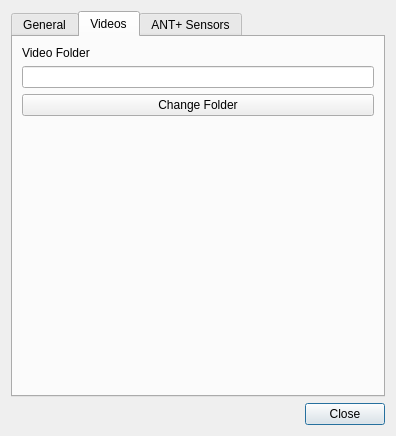
Before: the Qt Designer form mainlib/maingui/settingsdialog.ui in rsippl/big-ring, drawn with Qt 5.
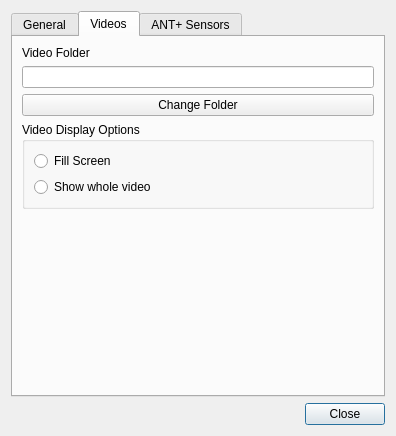
After: the same form once the commit is applied. The open tabs and pages were chosen to show the change.

Commit message: Fix for #64. Aspect ratio for video can be selected from Preferences->Videos.

Diff of the .ui file:
```diff
--- a/mainlib/maingui/settingsdialog.ui
+++ b/mainlib/maingui/settingsdialog.ui
@@ -211,6 +211,35 @@
          </property>
         </widget>
        </item>
+       <item>
+        <widget class="QGroupBox" name="groupBox_3">
+         <property name="title">
+          <string>Video Display Options</string>
+         </property>
+         <layout class="QVBoxLayout" name="verticalLayout_4">
+          <item>
+           <widget class="QRadioButton" name="videoFillScreenOption">
+            <property name="toolTip">
+             <string>&lt;html&gt;&lt;head/&gt;&lt;body&gt;&lt;p&gt;Fill the whole screen, keeping aspect ratio of video. Parts of video will be cut off if necessary.&lt;/p&gt;&lt;/body&gt;&lt;/html&gt;</string>
+            </property>
+            <property name="text">
+             <string extracomment="Fill the whole screen, cutting of parts if needed">Fill Screen</string>
+            </property>
+           </widget>
+          </item>
+          <item>
+           <widget class="QRadioButton" name="videoShowWholeVideoOption">
+            <property name="toolTip">
+             <string>&lt;html&gt;&lt;head/&gt;&lt;body&gt;&lt;p&gt;Show whole video, possibly showing black bars left and right of or above and below video.&lt;/p&gt;&lt;/body&gt;&lt;/html&gt;</string>
+            </property>
+            <property name="text">
+             <string extracomment="Show whole video, possibly showing black bars left and right of or above and below video.">Show whole video</string>
+            </property>
+           </widget>
+          </item>
+         </layout>
+        </widget>
+       </item>
        <item>
         <spacer name="verticalSpacer">
          <property name="orientation">
```
Left out of the diff: 8 changed lines with no effect on the pictures. The commit also changes 6 other files.
